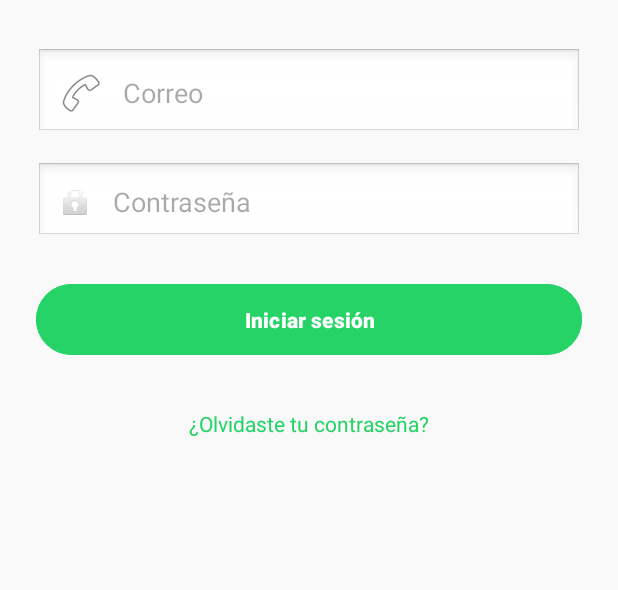
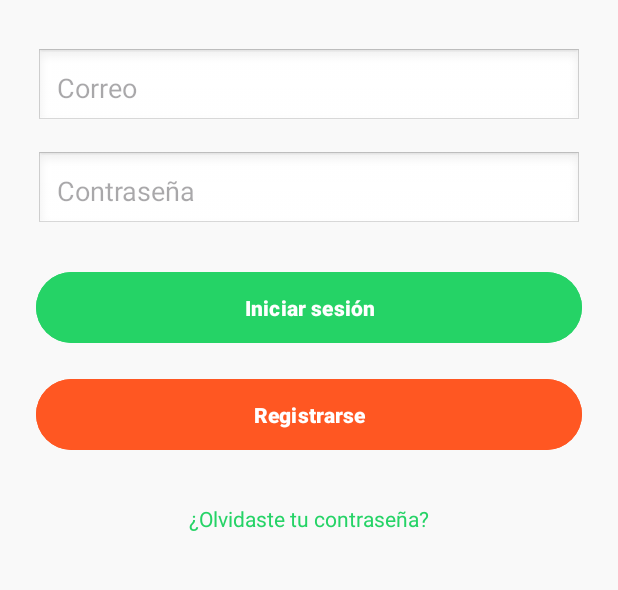
Before and after one commit to AngelFranciscoGarciaGuzman/hola-chat, an Android app: the screen it shows after launch (MainActivity), after a tap on "Iniciar sesión", on a phone screen of 412 x 824 dp, the part 317-907 px from its top. Run offline under Robolectric (Android 15) with nearby library versions, the phone set to English and light mode, and no system bars; our stand-ins replace Firebase (no records; nobody signed in at launch, a user with empty details on screens opened directly).

```diff
--- a/app/src/main/AndroidManifest.xml
+++ b/app/src/main/AndroidManifest.xml
@@ -12,9 +12,11 @@
         android:supportsRtl="true"
         android:theme="@style/Theme.Holachat"
         tools:targetApi="31">
+        <activity android:name=".HomeActivity" />
         <activity
             android:name=".MainActivity"
             android:exported="true">
+
             <intent-filter>
                 <action android:name="android.intent.action.MAIN" />
 
--- a/app/src/main/java/com/example/hola_chat/MainActivity.kt
+++ b/app/src/main/java/com/example/hola_chat/MainActivity.kt
@@ -1,27 +1,22 @@
 package com.example.hola_chat
 
+import android.content.Intent
 import android.os.Bundle
-import android.text.Editable
-import android.text.TextWatcher
 import android.util.Log
 import android.view.Gravity
 import android.widget.Button
 import android.widget.EditText
 import android.widget.Toast
-import androidx.activity.enableEdgeToEdge
 import androidx.appcompat.app.AppCompatActivity
-import com.google.firebase.Firebase
 import com.google.firebase.auth.FirebaseAuth
-import com.google.firebase.auth.auth
-
 
 class MainActivity : AppCompatActivity() {
-    // Create the Variables for the inputs.
+    // Crear variables para las entradas de usuario.
     lateinit var emailInput: EditText
     lateinit var passwordInput: EditText
     lateinit var loginButton: Button
-    private lateinit var auth: FirebaseAuth;
-
+    lateinit var signUpButton: Button
+    private lateinit var auth: FirebaseAuth
 
     public override fun onStart() {
         super.onStart()
@@ -30,53 +25,86 @@ class MainActivity : AppCompatActivity() {
             reload()
         }
     }
+
     override fun onCreate(savedInstanceState: Bundle?) {
-        auth = Firebase.auth
         super.onCreate(savedInstanceState)
-        enableEdgeToEdge()
         setContentView(R.layout.activity_login)
 
+        // Inicializar FirebaseAuth
+        auth = FirebaseAuth.getInstance()
 
-
-// Assign the inputs to the variables.
+        // Asignar las vistas a las variables
         emailInput = findViewById(R.id.user_email_input)
         passwordInput = findViewById(R.id.user_password_input)
         loginButton = findViewById(R.id.login_button)
+        signUpButton = findViewById(R.id.sign_up_button)
+
+        // Lógica para iniciar sesión
         loginButton.setOnClickListener {
-// Get the email and password from the inputs.
             val email = emailInput.text.toString()
             val password = passwordInput.text.toString()
-// Print the email and password.
-            println("Email: $email")
-            println("Password: $password")
-            Log.i("Test Credentials", "Email: $email and Password:$password")
-            signUp(email, password)
+
+            // Verificar si los campos no están vacíos
+            if (email.isNotEmpty() && password.isNotEmpty()) {
+                signIn(email, password)
+            } else {
+                showError("Por favor, ingrese su correo y contraseña")
+            }
+        }
+
+        // Lógica para registrarse
+        signUpButton.setOnClickListener {
+            val email = emailInput.text.toString()
+            val password = passwordInput.text.toString()
+
+            if (email.isNotEmpty() && password.isNotEmpty()) {
+                signUp(email, password)
+            } else {
+                showError("Por favor, ingrese su correo y contraseña")
+            }
         }
     }
-    // Function to validate email format
-    private fun isValidEmail(email: String): Boolean {
-        val emailPattern = "[a-zA-Z0-9._-]+@[a-z]+\\.+[a-z]+"
-        return email.matches(emailPattern.toRegex())
+
+    private fun reload() {
+        // Recargar la vista o realizar acciones cuando el usuario ya está autenticado
     }
-    // Function to show error message in a notification banner
-    private fun showError(message: String) {
-        val toast = Toast.makeText(this, message,
-            Toast.LENGTH_SHORT)
-        toast.setGravity(Gravity.TOP, 0, 0)
-        toast.show()
+
+    private fun signIn(email: String, password: String) {
+        auth.signInWithEmailAndPassword(email, password)
+            .addOnCompleteListener(this) { task ->
+                if (task.isSuccessful) {
+                    Log.d("Login", "signInWithEmail:success")
+                    showError("Inicio de sesión exitoso")
+
+                    // Redirige a HomeActivity después de un inicio de sesión exitoso
+                    val intent = Intent(this, HomeActivity::class.java)
+                    startActivity(intent)
+                    finish() // Finaliza la actividad actual para evitar volver a ella con el botón de retroceso
+                } else {
+                    Log.w("Login", "signInWithEmail:failure", task.exception)
+                    showError("Error al iniciar sesión")
+                }
+            }
     }
-    private fun reload() {
-    }
+
+
     private fun signUp(email: String, password: String) {
         auth.createUserWithEmailAndPassword(email, password)
             .addOnCompleteListener(this) { task ->
                 if (task.isSuccessful) {
                     val user = auth.currentUser
-                    showError("Authentication Successfull.")
+                    showError("Registro exitoso")
                     reload()
                 } else {
-                    showError("Authentication failed.")
+                    showError("Error en el registro")
                 }
             }
     }
+
+    // Función para mostrar un mensaje de error
+    private fun showError(message: String) {
+        val toast = Toast.makeText(this, message, Toast.LENGTH_SHORT)
+        toast.setGravity(Gravity.TOP, 0, 0)
+        toast.show()
+    }
 }
--- a/app/src/main/res/layout/activity_login.xml
+++ b/app/src/main/res/layout/activity_login.xml
@@ -27,14 +27,13 @@
         android:src="@drawable/ic_launcher_foreground"
         android:layout_marginBottom="32dp"/>
 
-    <!-- Campo para número de teléfono -->
+    <!-- Campo para correo -->
     <EditText
         android:id="@+id/user_email_input"
         android:layout_width="match_parent"
         android:layout_height="wrap_content"
         android:hint="Correo"
-        android:inputType="text"
-        android:drawableLeft="@android:drawable/ic_menu_call"
+        android:inputType="textEmailAddress"
         android:drawablePadding="12dp"
         android:padding="14dp"
         android:background="@android:drawable/edit_text"
@@ -47,7 +46,6 @@
         android:layout_height="wrap_content"
         android:hint="Contraseña"
         android:inputType="textPassword"
-        android:drawableLeft="@android:drawable/ic_lock_idle_lock"
         android:drawablePadding="12dp"
         android:padding="14dp"
         android:background="@android:drawable/edit_text"
@@ -65,6 +63,18 @@
         android:textStyle="bold"
         android:layout_marginBottom="16dp"/>
 
+    <!-- Botón para registrarse -->
+    <Button
+        android:id="@+id/sign_up_button"
+        android:layout_width="match_parent"
+        android:layout_height="wrap_content"
+        android:text="Registrarse"
+        android:backgroundTint="#FF5722"
+        android:textColor="@android:color/white"
+        android:padding="14dp"
+        android:textStyle="bold"
+        android:layout_marginBottom="16dp"/>
+
     <!-- Texto para recuperar la contraseña -->
     <TextView
         android:id="@+id/forgot_password"
```
Also changed, not shown: app/src/main/java/com/example/hola_chat/HomeActivity.kt (added, +11 -0 lines), app/src/main/res/layout/activity_home.xml (added, +17 -0 lines).
